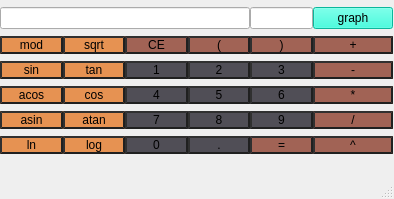
First picture: the form in src/calc/mainwindow.ui, repository qqxasd/smart_calculator, before the edit.
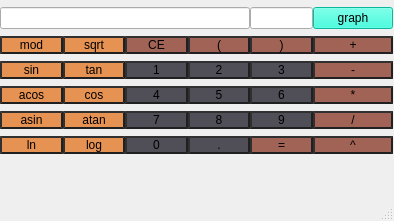
Second picture: the form after the edit.

What changed in the file:
```diff
--- a/src/calc/mainwindow.ui
+++ b/src/calc/mainwindow.ui
@@ -7,7 +7,7 @@
     <x>0</x>
     <y>0</y>
     <width>394</width>
-    <height>199</height>
+    <height>221</height>
    </rect>
   </property>
   <property name="windowTitle">
```
Left out of the diff: 22 changed lines with no effect on the pictures.
